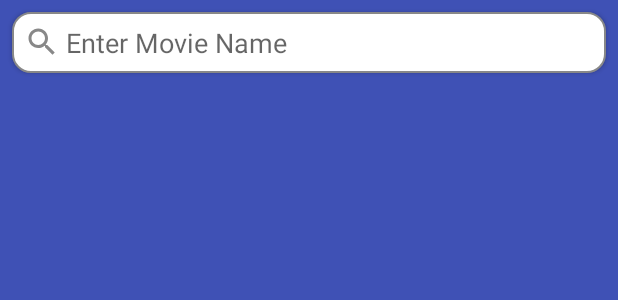
After one commit to olliethedev/reactive-tests, an Android app: the layout fragment_bottomsheet_main.xml on its own in the app's theme, with its tools: preview values and no code run, on a phone screen of 412 x 824 dp. The commit adds this screen. Shown: the top 300 px of the screen. Run offline under Robolectric (Android 15) with nearby library versions, the phone set to English and light mode, and no system bars; network calls fail.

Commit message:
ui updates

```diff
--- a/app/build.gradle
+++ b/app/build.gradle
@@ -40,6 +40,7 @@ dependencies {
     })
     compile 'com.android.support:appcompat-v7:25.3.0'
     compile 'com.android.support.constraint:constraint-layout:1.0.0'
+    compile 'com.android.support:design:25.3.0'
     testCompile 'junit:junit:4.12'
 
 
@@ -50,5 +51,6 @@ dependencies {
     compile 'com.google.code.gson:gson:2.7'
     compile 'com.squareup.retrofit2:retrofit:2.1.0'
     compile 'com.squareup.retrofit2:converter-gson:2.1.0'
-    compile 'com.squareup.okhttp3:logging-interceptor:3.3.1'
+    compile 'com.squareup.okhttp3:logging-interceptor:3.4.1'
+    compile 'com.squareup.okhttp3:okhttp:3.4.1'
 }
--- /dev/null
+++ b/app/src/main/res/drawable/ic_search.xml
@@ -0,0 +1,9 @@
+<vector xmlns:android="http://schemas.android.com/apk/res/android"
+    android:width="24dp"
+    android:height="24dp"
+    android:viewportWidth="24.0"
+    android:viewportHeight="24.0">
+    <path
+        android:fillColor="@color/gray"
+        android:pathData="M15.5,14h-0.79l-0.28,-0.27C15.41,12.59 16,11.11 16,9.5 16,5.91 13.09,3 9.5,3S3,5.91 3,9.5 5.91,16 9.5,16c1.61,0 3.09,-0.59 4.23,-1.57l0.27,0.28v0.79l5,4.99L20.49,19l-4.99,-5zM9.5,14C7.01,14 5,11.99 5,9.5S7.01,5 9.5,5 14,7.01 14,9.5 11.99,14 9.5,14z" />
+</vector>
--- /dev/null
+++ b/app/src/main/res/drawable/search_text_bg.xml
@@ -0,0 +1,19 @@
+<?xml version="1.0" encoding="utf-8"?>
+<shape xmlns:android="http://schemas.android.com/apk/res/android">
+    <corners android:radius="12dp" />
+
+    <padding
+        android:bottom="3dp"
+        android:left="0dp"
+        android:right="0dp"
+        android:top="3dp" />
+
+    <gradient
+        android:angle="90"
+        android:endColor="@color/white"
+        android:startColor="@color/white" />
+
+    <stroke
+        android:width="1dp"
+        android:color="@color/gray" />
+</shape>
--- /dev/null
+++ b/app/src/main/res/layout/fragment_bottomsheet_main.xml
@@ -0,0 +1,37 @@
+<?xml version="1.0" encoding="utf-8"?>
+<layout xmlns:android="http://schemas.android.com/apk/res/android"
+    xmlns:app="http://schemas.android.com/apk/res-auto">
+
+    <android.support.constraint.ConstraintLayout
+        android:layout_width="match_parent"
+        android:layout_height="match_parent"
+        android:background="@color/light_gray">
+
+        <FrameLayout
+            android:layout_width="0dp"
+            android:layout_height="match_parent"
+            android:background="@color/colorPrimary"
+            app:layout_constraintLeft_toLeftOf="parent"
+            app:layout_constraintRight_toRightOf="parent"
+            app:layout_constraintTop_toTopOf="parent">
+
+            <EditText
+                android:id="@+id/searchText"
+                android:layout_width="match_parent"
+                android:layout_height="wrap_content"
+                android:layout_margin="@dimen/space_medium"
+                android:background="@drawable/search_text_bg"
+                android:drawableLeft="@drawable/ic_search"
+                android:drawablePadding="@dimen/space_small"
+                android:ems="10"
+                android:elevation="@dimen/space_tiny"
+                android:hint="@string/search_hint"
+                android:inputType="text|textPersonName"
+                android:padding="@dimen/space_medium"
+                android:selectAllOnFocus="true"
+                android:singleLine="true" />
+        </FrameLayout>
+
+
+    </android.support.constraint.ConstraintLayout>
+</layout>
--- a/app/src/main/res/values/colors.xml
+++ b/app/src/main/res/values/colors.xml
@@ -3,4 +3,8 @@
     <color name="colorPrimary">#3F51B5</color>
     <color name="colorPrimaryDark">#303F9F</color>
     <color name="colorAccent">#FF4081</color>
+    <color name="white">#FFFFFF</color>
+    <color name="light_gray">#EEEEEE</color>
+    <color name="gray">#888888</color>
+    <color name="black">#000000</color>
 </resources>
--- /dev/null
+++ b/app/src/main/res/values/dimens.xml
@@ -0,0 +1,9 @@
+<?xml version="1.0" encoding="utf-8"?>
+<resources>
+    <dimen name="space_small">4dp</dimen>
+    <dimen name="space_medium">8dp</dimen>
+    <dimen name="space_large">16dp</dimen>
+    <dimen name="space_huge">32dp</dimen>
+    <dimen name="space_massive">64dp</dimen>
+    <dimen name="space_tiny">2dp</dimen>
+</resources>
--- a/app/src/main/res/values/strings.xml
+++ b/app/src/main/res/values/strings.xml
@@ -1,3 +1,4 @@
 <resources>
     <string name="app_name">Reactive Tests</string>
+    <string name="search_hint">Enter Movie Name</string>
 </resources>
--- a/app/src/main/res/values/styles.xml
+++ b/app/src/main/res/values/styles.xml
@@ -1,7 +1,7 @@
 <resources>
 
     <!-- Base application theme. -->
-    <style name="AppTheme" parent="Theme.AppCompat.Light.DarkActionBar">
+    <style name="AppTheme" parent="Theme.AppCompat.Light.NoActionBar">
         <!-- Customize your theme here. -->
         <item name="colorPrimary">@color/colorPrimary</item>
         <item name="colorPrimaryDark">@color/colorPrimaryDark</item>
```
Also changed, not shown: app/src/main/java/com/beastpotato/reactivetests/MainActivity.java (+32 -0 lines), app/src/main/java/com/beastpotato/reactivetests/MainBottomSheetFragment.java (added, +48 -0 lines), app/src/main/java/com/beastpotato/reactivetests/events/RXBus.java (added, +29 -0 lines), app/src/main/java/com/beastpotato/reactivetests/events/RXEvent.java (added, +21 -0 lines), app/src/main/res/drawable/ic_coming_soon.xml (added, +9 -0 lines), app/src/main/res/drawable/ic_new_releases.xml (added, +9 -0 lines), app/src/main/res/drawable/ic_popular.xml (added, +9 -0 lines), app/src/main/res/layout/activity_main.xml (+31 -3 lines), app/src/main/res/menu/bottom_navigation_main.xml (added, +22 -0 lines).
